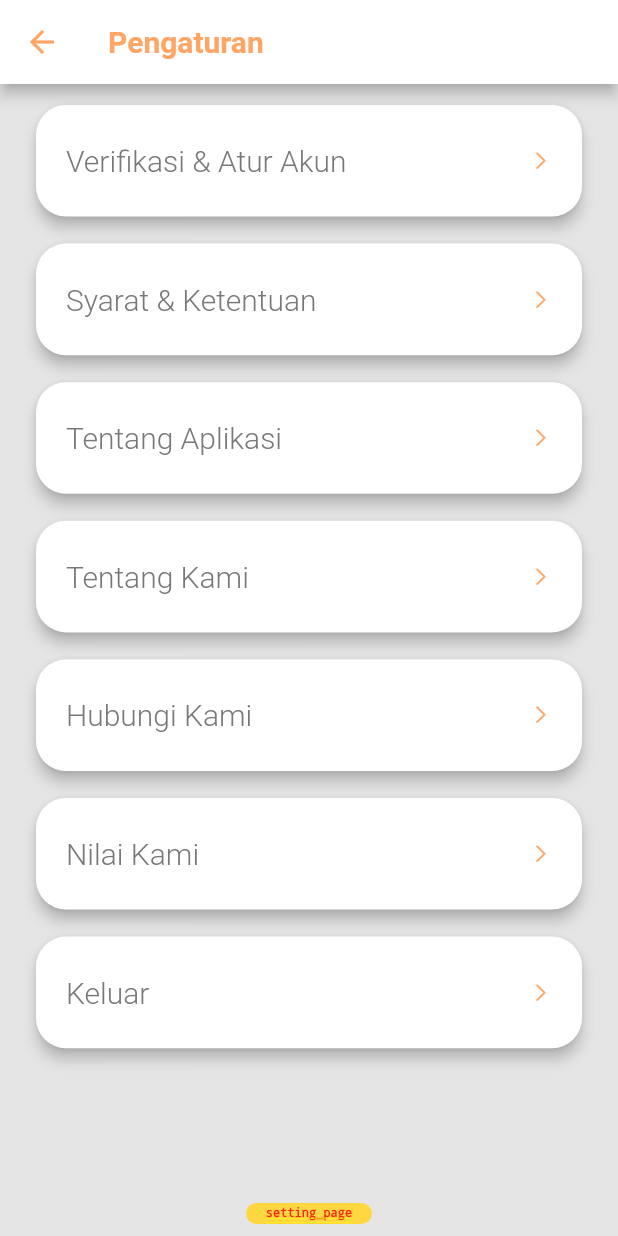
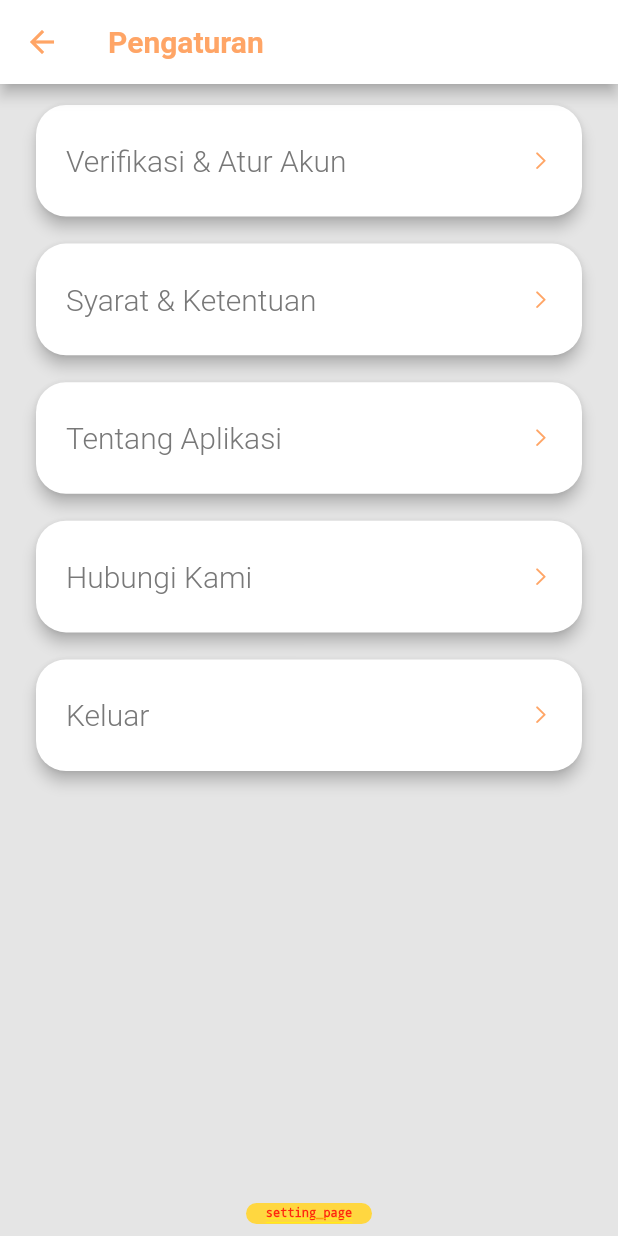
Before and after one commit to mrizkynurfajrie/antaranter-customer, a Flutter app: the PageSetting screen opened by its route, on a phone screen of 412 x 824 dp. Run offline on Flutter 3.47's test engine with Material 2 defaults, Android fonts, the phone set to English and light mode, and no system bars; our stand-ins replace cached_network_image, firebase_core, firebase_messaging, flutter_html, flutter_local_notifications, flutter_screenutil and 9 more; accounts and stored records are empty; Roboto replaces fonts that are missing (DMSans).

Commit message:
Some ui at setting has been turn into a comment section

```diff
--- a/lib/features/setting/page_setting.dart
+++ b/lib/features/setting/page_setting.dart
@@ -126,41 +126,41 @@ class PageSetting extends StatelessWidget {
                     ),
                   ),
                 ),
-                GestureDetector(
-                  onTap: (){},
-                  child: Container(
-                    margin: EdgeInsets.only(top: 10, left: 20, right: 20),
-                    height: Get.height * 0.10,
-                    width: Get.width,
-                    child: Card(
-                      elevation: 4,
-                      shape: const RoundedRectangleBorder(
-                          borderRadius: BorderRadius.all(Radius.circular(20))
-                      ),
-                      child: Row(
-                        mainAxisAlignment: MainAxisAlignment.spaceBetween,
-                        children: <Widget>[
-                          Container(
-                              margin: EdgeInsets.only(top: 15, bottom: 15, left: 20),
-                              child: Text(
-                                'Tentang Kami',
-                                style: TextStyle(
-                                    fontWeight: FontWeight.w300,
-                                    fontSize: 20,
-                                    color: AppColor.bodyColor.shade600),
-                              )),
-                          Container(
-                              margin: EdgeInsets.only(top: 15, bottom: 15, right: 20),
-                              child: Icon(
-                                CupertinoIcons.right_chevron,
-                                size: 15,
-                                color: AppColor.primaryColor.shade300,
-                              ))
-                        ],
-                      ),
-                    ),
-                  ),
-                ),
+                // GestureDetector(
+                //   onTap: (){},
+                //   child: Container(
+                //     margin: EdgeInsets.only(top: 10, left: 20, right: 20),
+                //     height: Get.height * 0.10,
+                //     width: Get.width,
+                //     child: Card(
+                //       elevation: 4,
+                //       shape: const RoundedRectangleBorder(
+                //           borderRadius: BorderRadius.all(Radius.circular(20))
+                //       ),
+                //       child: Row(
+                //         mainAxisAlignment: MainAxisAlignment.spaceBetween,
+                //         children: <Widget>[
+                //           Container(
+                //               margin: EdgeInsets.only(top: 15, bottom: 15, left: 20),
+                //               child: Text(
+                //                 'Tentang Kami',
+                //                 style: TextStyle(
+                //                     fontWeight: FontWeight.w300,
+                //                     fontSize: 20,
+                //                     color: AppColor.bodyColor.shade600),
+                //               )),
+                //           Container(
+                //               margin: EdgeInsets.only(top: 15, bottom: 15, right: 20),
+                //               child: Icon(
+                //                 CupertinoIcons.right_chevron,
+                //                 size: 15,
+                //                 color: AppColor.primaryColor.shade300,
+                //               ))
+                //         ],
+                //       ),
+                //     ),
+                //   ),
+                // ),
                 GestureDetector(
                   onTap: ()=> settingController.routeToContactUs(),
                   child: Container(
@@ -196,41 +196,41 @@ class PageSetting extends StatelessWidget {
                     ),
                   ),
                 ),
-                GestureDetector(
-                  onTap: (){},
-                  child: Container(
-                    margin: EdgeInsets.only(top: 10, left: 20, right: 20),
-                    height: Get.height * 0.10,
-                    width: Get.width,
-                    child: Card(
-                      elevation: 4,
-                      shape: const RoundedRectangleBorder(
-                          borderRadius: BorderRadius.all(Radius.circular(20))
-                      ),
-                      child: Row(
-                        mainAxisAlignment: MainAxisAlignment.spaceBetween,
-                        children: <Widget>[
-                          Container(
-                              margin: EdgeInsets.only(top: 15, bottom: 15, left: 20),
-                              child: Text(
-                                'Nilai Kami',
-                                style: TextStyle(
-                                    fontWeight: FontWeight.w300,
-                                    fontSize: 20,
-                                    color: AppColor.bodyColor.shade600),
-                              )),
-                          Container(
-                              margin: EdgeInsets.only(top: 15, bottom: 15, right: 20),
-                              child: Icon(
-                                CupertinoIcons.right_chevron,
-                                size: 15,
-                                color: AppColor.primaryColor.shade300,
-                              ))
-                        ],
-                      ),
-                    ),
-                  ),
-                ),
+                // GestureDetector(
+                //   onTap: (){},
+                //   child: Container(
+                //     margin: EdgeInsets.only(top: 10, left: 20, right: 20),
+                //     height: Get.height * 0.10,
+                //     width: Get.width,
+                //     child: Card(
+                //       elevation: 4,
+                //       shape: const RoundedRectangleBorder(
+                //           borderRadius: BorderRadius.all(Radius.circular(20))
+                //       ),
+                //       child: Row(
+                //         mainAxisAlignment: MainAxisAlignment.spaceBetween,
+                //         children: <Widget>[
+                //           Container(
+                //               margin: EdgeInsets.only(top: 15, bottom: 15, left: 20),
+                //               child: Text(
+                //                 'Nilai Kami',
+                //                 style: TextStyle(
+                //                     fontWeight: FontWeight.w300,
+                //                     fontSize: 20,
+                //                     color: AppColor.bodyColor.shade600),
+                //               )),
+                //           Container(
+                //               margin: EdgeInsets.only(top: 15, bottom: 15, right: 20),
+                //               child: Icon(
+                //                 CupertinoIcons.right_chevron,
+                //                 size: 15,
+                //                 color: AppColor.primaryColor.shade300,
+                //               ))
+                //         ],
+                //       ),
+                //     ),
+                //   ),
+                // ),
                 GestureDetector(
                   onTap: ()=> settingController.logout(),
                   child: Container(
```
